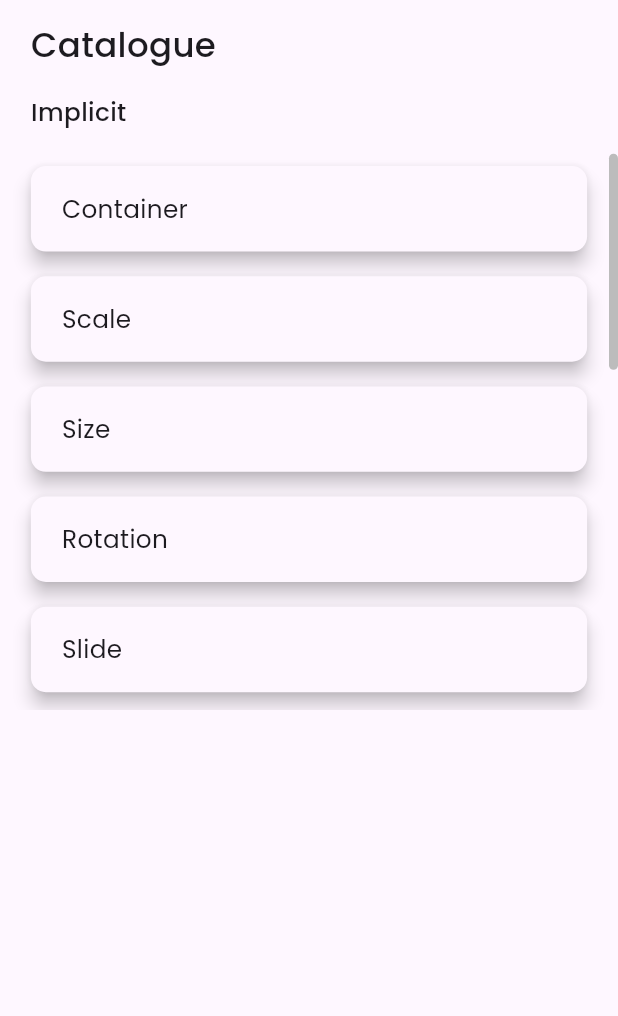
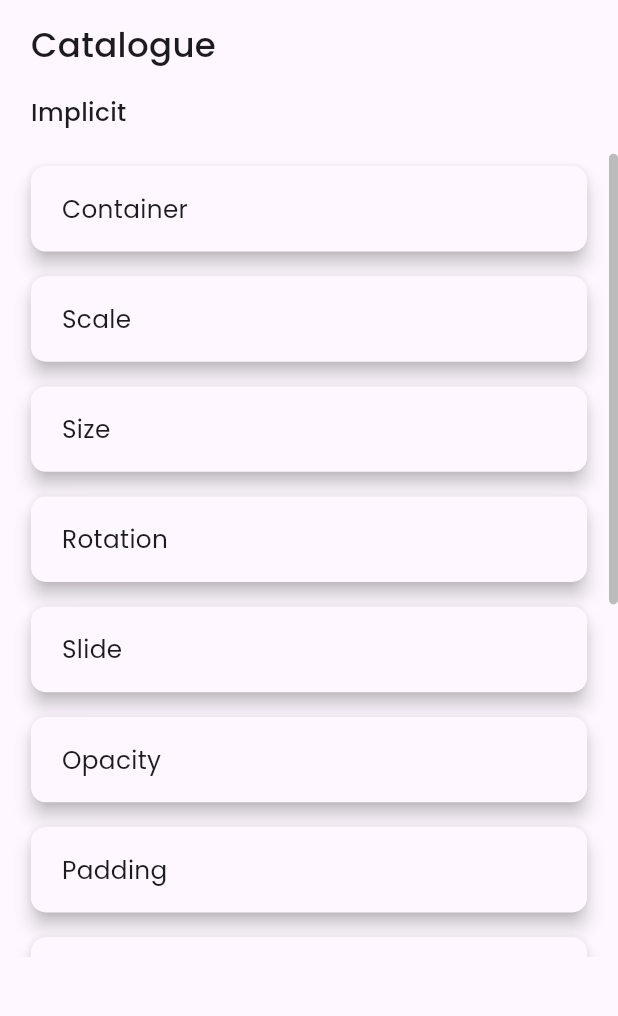
Before and after one commit to bhawesh2002/animotion_gallery, a Flutter app: the screen it shows after launch, on a phone screen of 412 x 824 dp, the part 63-1079 px from its top. Run offline on Flutter 3.47's test engine with Material 3 defaults, Android fonts, the phone set to English and light mode, and no system bars; our stand-ins replace google_fonts.

Commit message:
Update height in Catalogue page

```diff
--- a/lib/pages/catalogue.dart
+++ b/lib/pages/catalogue.dart
@@ -80,7 +80,7 @@ class Catalogue extends StatelessWidget {
               dimension: 16,
             ),
             SizedBox(
-              height: MediaQuery.of(context).size.height * 0.45,
+              height: MediaQuery.of(context).size.height * 0.65,
               child: Scrollbar(
                 thumbVisibility: true,
                 thickness: 6,
```
